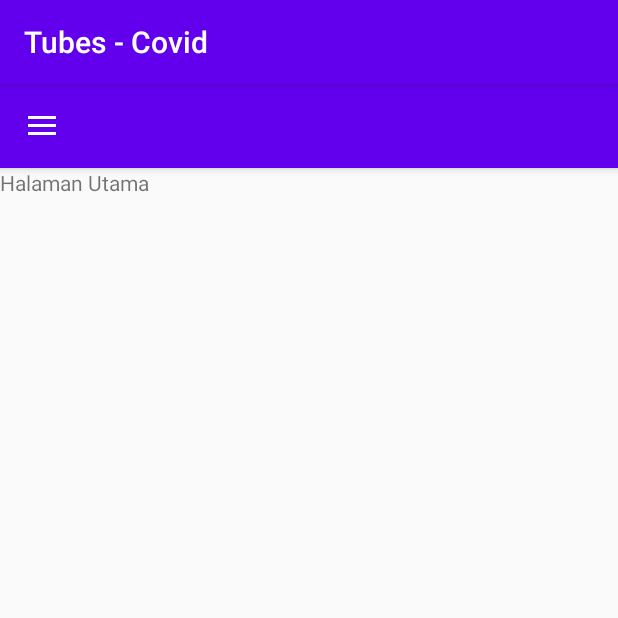
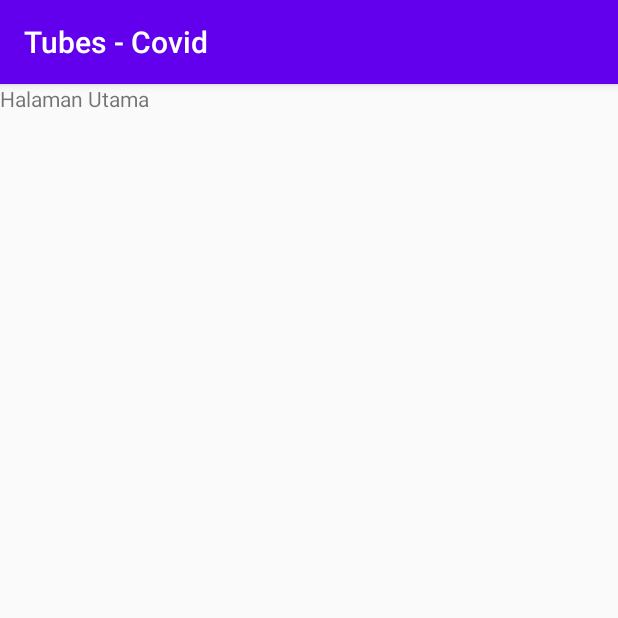
Before and after one commit to raliesebastiandarius/Tubes---Covid---P3B, an Android app: the screen it shows after launch (MainActivity), on a phone screen of 412 x 824 dp, the top half of it. Run offline under Robolectric (Android 15) with nearby library versions, the phone set to English and light mode, and no system bars; 1 statement that could not run was skipped.

Commit message:
hilangin bar

```diff
--- a/app/src/main/res/layout/activity_main.xml
+++ b/app/src/main/res/layout/activity_main.xml
@@ -11,14 +11,14 @@
         android:layout_height="match_parent"
         android:orientation="vertical">
         <!--Toolbar-->
-        <androidx.appcompat.widget.Toolbar
-            android:id="@+id/toolbar"
-            android:layout_height="?attr/actionBarSize"
-            android:layout_width="match_parent"
-            app:popupTheme="@style/ThemeOverlay.AppCompat.Light"
-            android:theme="@style/ThemeOverlay.AppCompat.Dark.ActionBar"
-            android:elevation="4dp"
-            android:background="?attr/colorPrimary"/>
+<!--        <androidx.appcompat.widget.Toolbar-->
+<!--            android:id="@+id/toolbar"-->
+<!--            android:layout_height="?attr/actionBarSize"-->
+<!--            android:layout_width="match_parent"-->
+<!--            app:popupTheme="@style/ThemeOverlay.AppCompat.Light"-->
+<!--            android:theme="@style/ThemeOverlay.AppCompat.Dark.ActionBar"-->
+<!--            android:elevation="4dp"-->
+<!--            android:background="?attr/colorPrimary"/>-->
         <FrameLayout
             android:id="@+id/fragment_container"
             android:layout_width="wrap_content"
```
